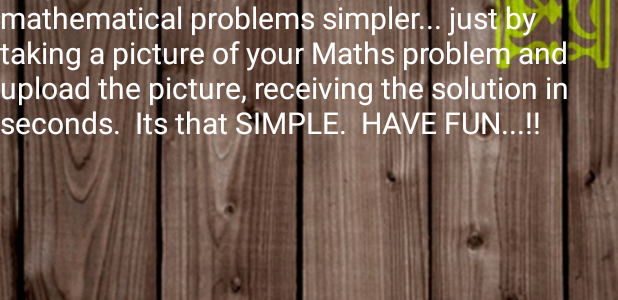
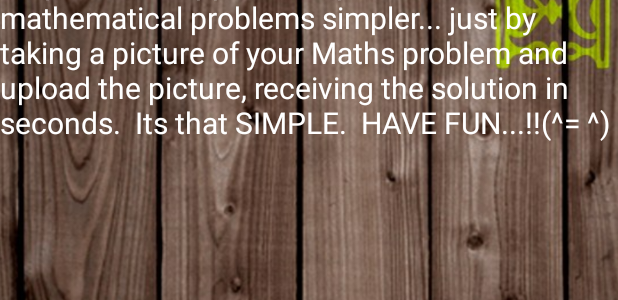
Before and after one commit to chanell-scheffer/HelpMeDesigns, an Android app: the layout fragment_introduction.xml on its own in the app's theme, with its tools: preview values and no code run, on a phone screen of 412 x 824 dp. Shown: the part 382-682 px from the top of the screen. Run offline under Robolectric (Android 15) with nearby library versions, the phone set to English and light mode, and no system bars.

```diff
--- a/app/src/main/res/layout/fragment_introduction.xml
+++ b/app/src/main/res/layout/fragment_introduction.xml
@@ -61,7 +61,7 @@ just by taking a picture of your Maths problem and upload the picture, receiving
 
 Its that SIMPLE.
 
-HAVE FUN...!!"
+HAVE FUN...!!(^= ^)"
             android:id="@+id/textView4"
             android:textSize="20dp"
             android:textColor="@android:color/white"
```
